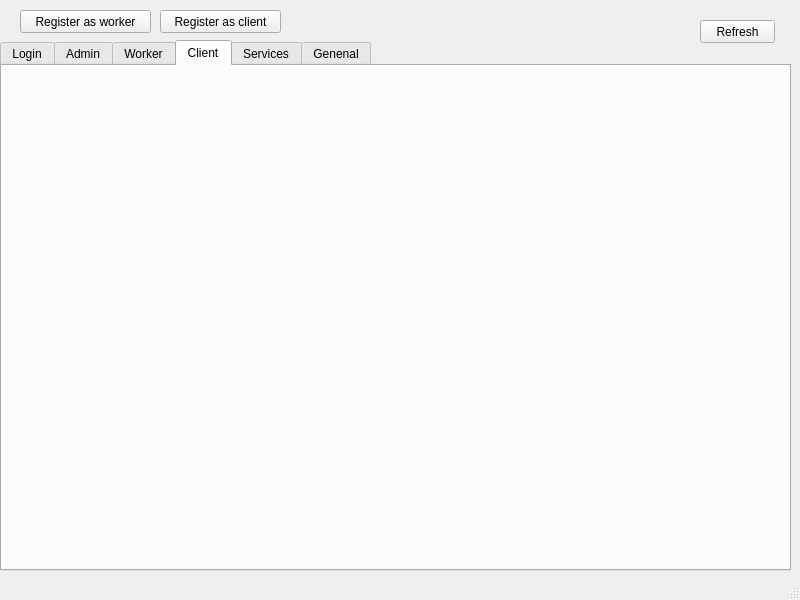
First picture: the form in python/ui/mainWindow.ui, repository pcvsevolod/uni-eth-practice, before the edit.
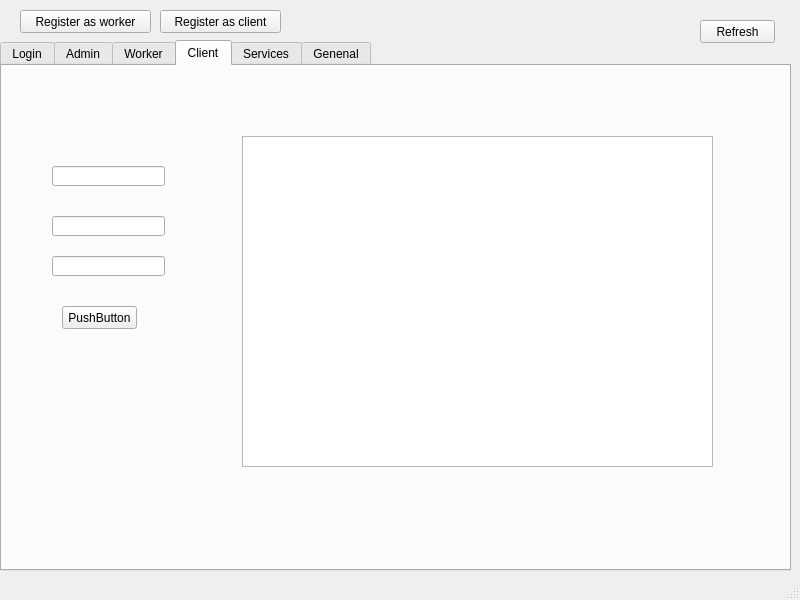
Second picture: the form after the edit. The open tabs and pages were chosen to show the change.

Diff of the .ui file:
```diff
--- a/python/ui/mainWindow.ui
+++ b/python/ui/mainWindow.ui
@@ -113,6 +113,59 @@
      <attribute name="title">
       <string>Client</string>
      </attribute>
+     <widget class="QLineEdit" name="textAppointmentServiceI">
+      <property name="geometry">
+       <rect>
+        <x>50</x>
+        <y>100</y>
+        <width>113</width>
+        <height>20</height>
+       </rect>
+      </property>
+     </widget>
+     <widget class="QLineEdit" name="lineEdit_2">
+      <property name="geometry">
+       <rect>
+        <x>50</x>
+        <y>150</y>
+        <width>113</width>
+        <height>20</height>
+       </rect>
+      </property>
+     </widget>
+     <widget class="QLineEdit" name="textAppointmenttime">
+      <property name="geometry">
+       <rect>
+        <x>50</x>
+        <y>190</y>
+        <width>113</width>
+        <height>20</height>
+       </rect>
+      </property>
+     </widget>
+     <widget class="QPushButton" name="buttonRequestAppointment">
+      <property name="geometry">
+       <rect>
+        <x>60</x>
+        <y>240</y>
+        <width>75</width>
+        <height>23</height>
+       </rect>
+      </property>
+      <property name="text">
+       <string>PushButton</string>
+      </property>
+     </widget>
+     <widget class="QTableWidget" name="tableClientAppointments">
+      <property name="geometry">
+       <rect>
+        <x>240</x>
+        <y>70</y>
+        <width>471</width>
+        <height>331</height>
+       </rect>
+      </property>
+     </widget>
     </widget>
     <widget class="QWidget" name="tabServices">
      <attribute name="title">
```
Left out of the diff: 61 changed lines with no effect on the pictures.
